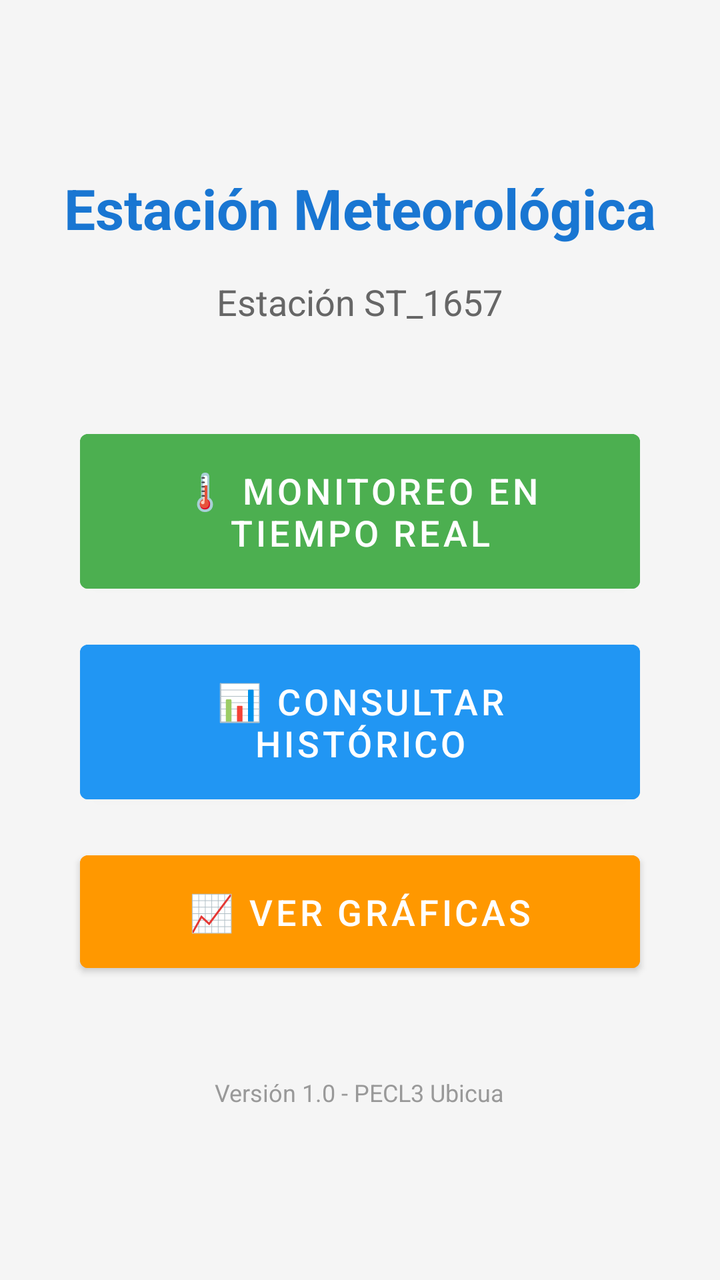
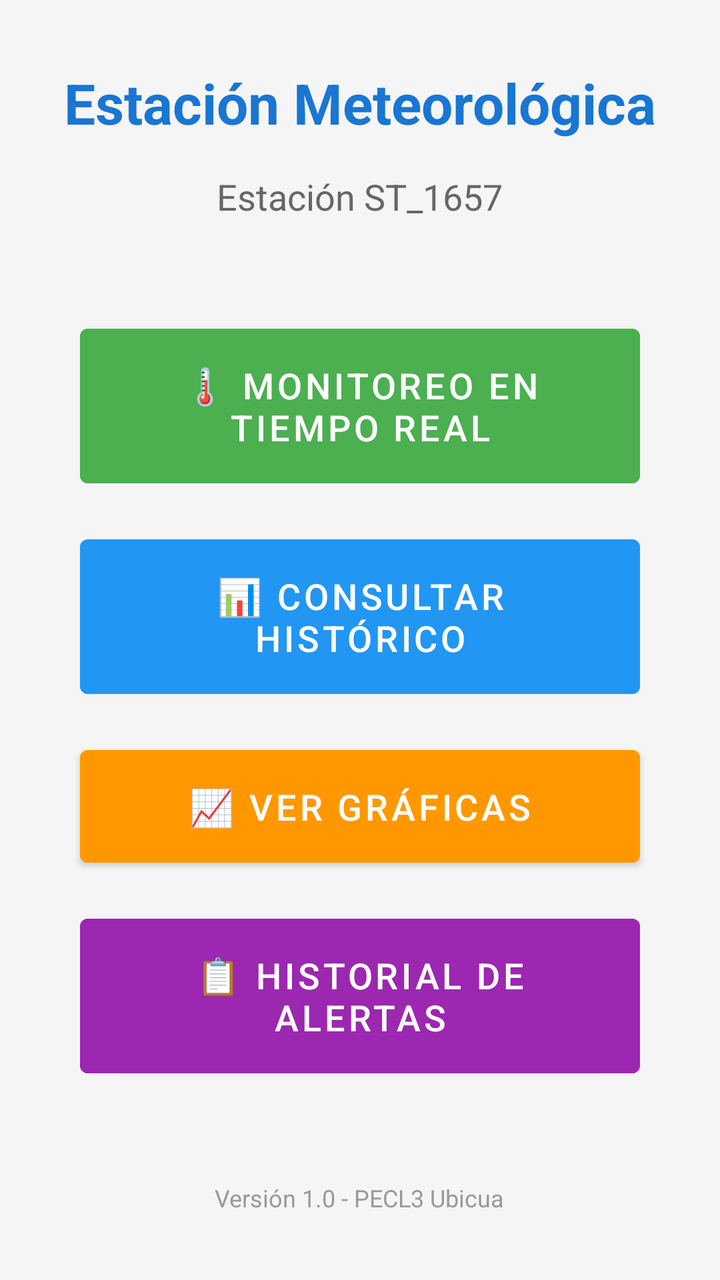

Before-and-after screenshots of an Android layout around one commit, followed by the original layout XML and the change that was made.
<!-- AndroidManifest.xml: application theme Theme.MaterialComponents.Light.DarkActionBar -->
<!-- res/layout/activity_main.xml -->
<?xml version="1.0" encoding="utf-8"?>
<LinearLayout xmlns:android="http://schemas.android.com/apk/res/android"
    android:layout_width="match_parent"
    android:layout_height="match_parent"
    android:orientation="vertical"
    android:gravity="center"
    android:padding="24dp"
    android:background="#F5F5F5">

    <TextView
        android:layout_width="wrap_content"
        android:layout_height="wrap_content"
        android:text="@string/app_name"
        android:textSize="28sp"
        android:textStyle="bold"
        android:textColor="#1976D2"
        android:layout_marginBottom="16dp" />

    <TextView
        android:layout_width="wrap_content"
        android:layout_height="wrap_content"
        android:text="Estación ST_1657"
        android:textSize="18sp"
        android:textColor="#666666"
        android:layout_marginBottom="48dp" />

    <Button
        android:id="@+id/btnRealtime"
        android:layout_width="280dp"
        android:layout_height="wrap_content"
        android:text="@string/btn_realtime"
        android:textSize="18sp"
        android:padding="16dp"
        android:layout_marginBottom="16dp"
        android:backgroundTint="#4CAF50" />

    <Button
        android:id="@+id/btnHistoric"
        android:layout_width="280dp"
        android:layout_height="wrap_content"
        android:text="@string/btn_historic"
        android:textSize="18sp"
        android:padding="16dp"
        android:layout_marginBottom="16dp"
        android:backgroundTint="#2196F3" />

    <Button
        android:id="@+id/btnCharts"
        android:layout_width="280dp"
        android:layout_height="wrap_content"
        android:text="@string/btn_charts"
        android:textSize="18sp"
        android:padding="16dp"
        android:backgroundTint="#FF9800" />

    <TextView
        android:layout_width="wrap_content"
        android:layout_height="wrap_content"
        android:text="Versión 1.0 - PECL3 Ubicua"
        android:textSize="12sp"
        android:textColor="#999999"
        android:layout_marginTop="48dp" />

</LinearLayout>
<!-- resources referenced by this layout -->
<resources>
  <string name="app_name">Estación Meteorológica</string>
  <string name="btn_charts">📈 Ver Gráficas</string>
  <string name="btn_historic">📊 Consultar Histórico</string>
  <string name="btn_realtime">🌡️ Monitoreo en Tiempo Real</string>
</resources>

<!-- the commit's change to res/layout/activity_main.xml (unified diff, before → after) -->
@@ -51,7 +51,17 @@
         android:text="@string/btn_charts"
         android:textSize="18sp"
         android:padding="16dp"
+        android:layout_marginBottom="16dp"
         android:backgroundTint="#FF9800" />
+
+    <Button
+        android:id="@+id/btnAlertas"
+        android:layout_width="280dp"
+        android:layout_height="wrap_content"
+        android:text="📋 Historial de Alertas"
+        android:textSize="18sp"
+        android:padding="16dp"
+        android:backgroundTint="#9C27B0" />
 
     <TextView
         android:layout_width="wrap_content"
